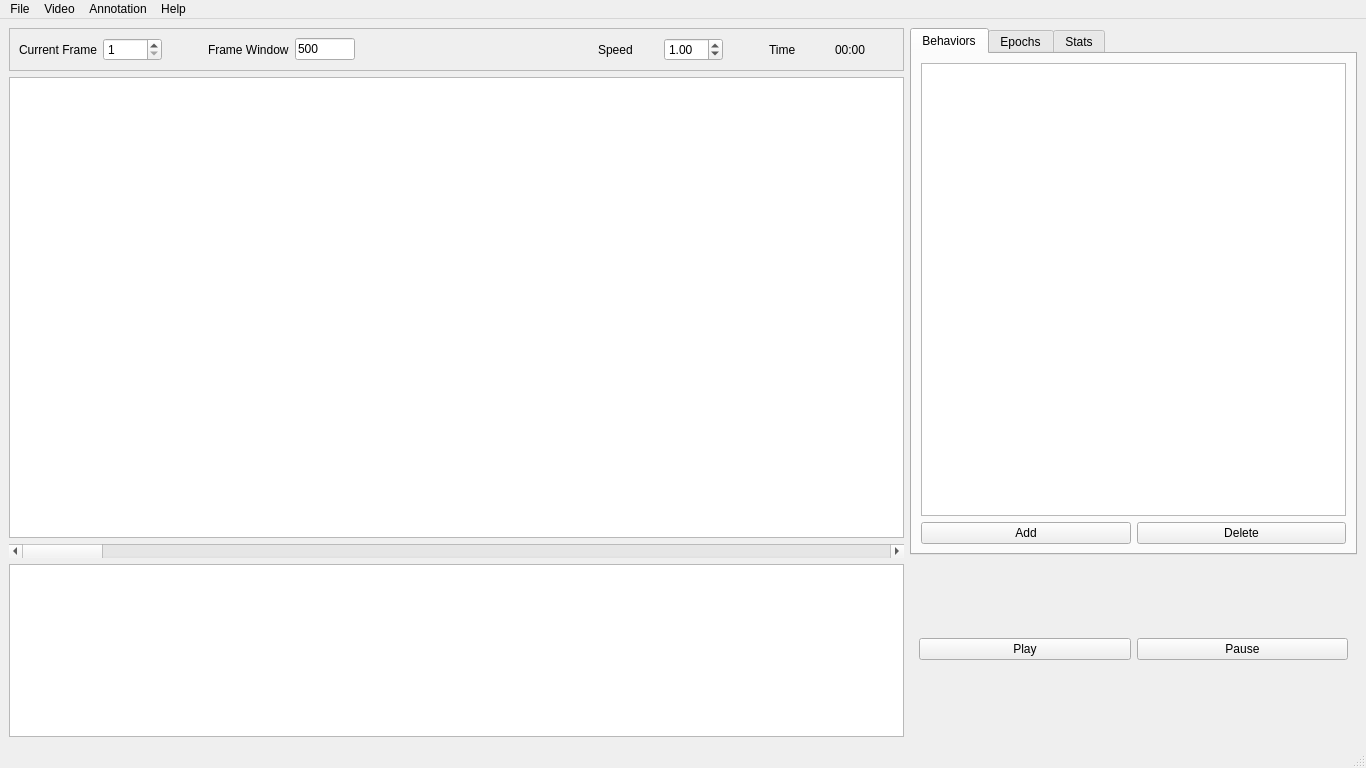
The window that main-window.ui (hsingchien/Bannotator) describes before a commit, drawn with Qt 5.
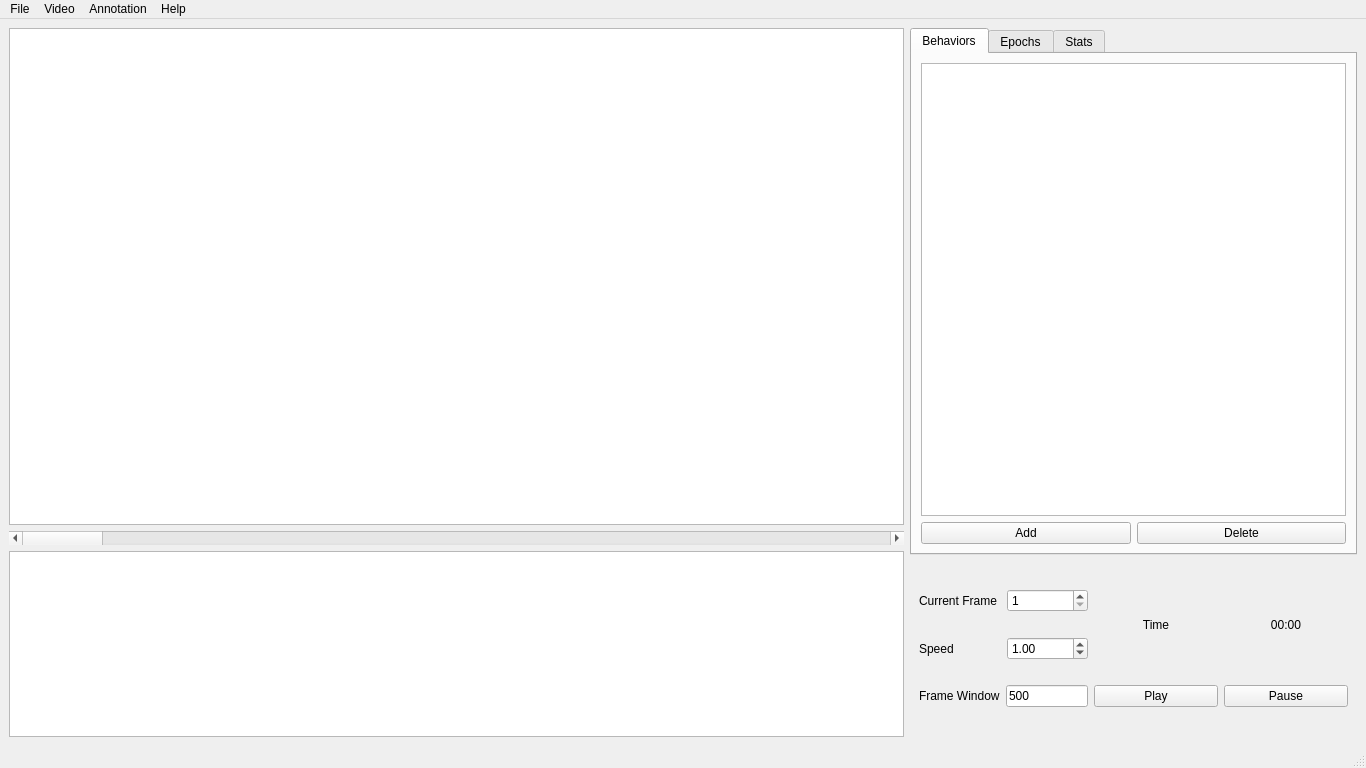
The same window after the commit. Custom widgets are drawn as their Qt base class.

Commit message: customized spinbox behavior

Patch:
```diff
--- a/main-window.ui
+++ b/main-window.ui
@@ -16,135 +16,7 @@
   <widget class="QWidget" name="centralwidget">
    <layout class="QHBoxLayout" name="horizontalLayout_2" stretch="2,1">
     <item>
-     <layout class="QVBoxLayout" name="verticalLayout_4" stretch="1,16,2,6">
-      <item>
-       <widget class="QFrame" name="frame">
-        <property name="frameShape">
-         <enum>QFrame::StyledPanel</enum>
-        </property>
-        <property name="frameShadow">
-         <enum>QFrame::Raised</enum>
-        </property>
-        <layout class="QHBoxLayout" name="horizontalLayout_3" stretch="1,1,0,1,1,4,1,1,0,1,1">
-         <item>
-          <widget class="QLabel" name="label_2">
-           <property name="text">
-            <string>Current Frame</string>
-           </property>
-          </widget>
-         </item>
-         <item>
-          <widget class="QSpinBox" name="curframe_spinBox">
-           <property name="minimum">
-            <number>1</number>
-           </property>
-           <property name="maximum">
-            <number>100</number>
-           </property>
-          </widget>
-         </item>
-         <item>
-          <spacer name="horizontalSpacer_2">
-           <property name="orientation">
-            <enum>Qt::Horizontal</enum>
-           </property>
-           <property name="sizeHint" stdset="0">
-            <size>
-             <width>40</width>
-             <height>20</height>
-            </size>
-           </property>
-          </spacer>
-         </item>
-         <item>
-          <widget class="QLabel" name="label">
-           <property name="text">
-            <string>Frame Window</string>
-           </property>
-          </widget>
-         </item>
-         <item>
-          <widget class="QLineEdit" name="framewindow_lineEdit">
-           <property name="text">
-            <string>500</string>
-           </property>
-           <property name="maxLength">
-            <number>6</number>
-           </property>
-          </widget>
-         </item>
-         <item>
-          <spacer name="horizontalSpacer">
-           <property name="orientation">
-            <enum>Qt::Horizontal</enum>
-           </property>
-           <property name="sizeHint" stdset="0">
-            <size>
-             <width>40</width>
-             <height>20</height>
-            </size>
-           </property>
-          </spacer>
-         </item>
-         <item>
-          <widget class="QLabel" name="label_3">
-           <property name="text">
-            <string>Speed</string>
-           </property>
-          </widget>
-         </item>
-         <item>
-          <widget class="QDoubleSpinBox" name="speed_doubleSpinBox">
-           <property name="singleStep">
-            <double>0.500000000000000</double>
-           </property>
-           <property name="value">
-            <double>1.000000000000000</double>
-           </property>
-          </widget>
-         </item>
-         <item>
-          <spacer name="horizontalSpacer_3">
-           <property name="orientation">
-            <enum>Qt::Horizontal</enum>
-           </property>
-           <property name="sizeHint" stdset="0">
-            <size>
-             <width>40</width>
-             <height>20</height>
-            </size>
-           </property>
-          </spacer>
-         </item>
-         <item>
-          <widget class="QLabel" name="label_4">
-           <property name="text">
-            <string>Time</string>
-           </property>
-           <property name="textFormat">
-            <enum>Qt::PlainText</enum>
-           </property>
-           <property name="scaledContents">
-            <bool>false</bool>
-           </property>
-           <property name="textInteractionFlags">
-            <set>Qt::NoTextInteraction</set>
-           </property>
-          </widget>
-         </item>
-         <item>
-          <widget class="QLabel" name="time_label">
-           <property name="text">
-            <string>00:00</string>
-           </property>
-           <property name="textFormat">
-            <enum>Qt::PlainText</enum>
-           </property>
-          </widget>
-         </item>
-        </layout>
-       </widget>
-      </item>
+     <layout class="QVBoxLayout" name="verticalLayout_4" stretch="16,2,6">
       <item>
        <widget class="QGraphicsView" name="vid1_view"/>
       </item>
@@ -242,20 +114,133 @@
         </property>
         <widget class="QWidget" name="control_panel"/>
         <widget class="QWidget" name="stat_panel">
-         <layout class="QHBoxLayout" name="horizontalLayout_4">
+         <layout class="QHBoxLayout" name="horizontalLayout_8">
           <item>
-           <widget class="QPushButton" name="play_button">
-            <property name="text">
-             <string>Play</string>
-            </property>
-           </widget>
-          </item>
-          <item>
-           <widget class="QPushButton" name="pause_button">
-            <property name="text">
-             <string>Pause</string>
-            </property>
-           </widget>
+           <layout class="QGridLayout" name="gridLayout" columnstretch="2,3" columnminimumwidth="0,0">
+            <item row="2" column="1">
+             <layout class="QHBoxLayout" name="horizontalLayout_7">
+              <item>
+               <widget class="QPushButton" name="play_button">
+                <property name="text">
+                 <string>Play</string>
+                </property>
+               </widget>
+              </item>
+              <item>
+               <widget class="QPushButton" name="pause_button">
+                <property name="text">
+                 <string>Pause</string>
+                </property>
+               </widget>
+              </item>
+             </layout>
+            </item>
+            <item row="0" column="0">
+             <layout class="QHBoxLayout" name="horizontalLayout_4">
+              <item>
+               <widget class="QLabel" name="label_2">
+                <property name="text">
+                 <string>Current Frame</string>
+                </property>
+               </widget>
+              </item>
+              <item>
+               <widget class="QSpinBox" name="curframe_spinBox">
+                <property name="minimum">
+                 <number>1</number>
+                </property>
+                <property name="maximum">
+                 <number>100</number>
+                </property>
+               </widget>
+              </item>
+             </layout>
+            </item>
+            <item row="0" column="1" rowspan="2">
+             <layout class="QHBoxLayout" name="horizontalLayout_3">
+              <item>
+               <widget class="QLabel" name="label_4">
+                <property name="text">
+                 <string>Time</string>
+                </property>
+                <property name="textFormat">
+                 <enum>Qt::PlainText</enum>
+                </property>
+                <property name="scaledContents">
+                 <bool>false</bool>
+                </property>
+                <property name="alignment">
+                 <set>Qt::AlignCenter</set>
+                </property>
+                <property name="textInteractionFlags">
+                 <set>Qt::NoTextInteraction</set>
+                </property>
+               </widget>
+              </item>
+              <item>
+               <widget class="QLabel" name="time_label">
+                <property name="text">
+                 <string>00:00</string>
+                </property>
+                <property name="textFormat">
+                 <enum>Qt::MarkdownText</enum>
+                </property>
+                <property name="alignment">
+                 <set>Qt::AlignCenter</set>
+                </property>
+               </widget>
+              </item>
+             </layout>
+            </item>
+            <item row="2" column="0">
+             <layout class="QHBoxLayout" name="horizontalLayout_6">
+              <item>
+               <widget class="QLabel" name="label">
+                <property name="text">
+                 <string>Frame Window</string>
+                </property>
+               </widget>
+              </item>
+              <item>
+               <widget class="QLineEdit" name="framewindow_lineEdit">
+                <property name="text">
+                 <string>500</string>
+                </property>
+                <property name="maxLength">
+                 <number>6</number>
+                </property>
+               </widget>
+              </item>
+             </layout>
+            </item>
+            <item row="1" column="0">
+             <layout class="QHBoxLayout" name="horizontalLayout_5">
+              <item>
+               <widget class="QLabel" name="label_3">
+                <property name="text">
+                 <string>Speed</string>
+                </property>
+               </widget>
+              </item>
+              <item>
+               <widget class="PlaySpeedSpinBox" name="speed_doubleSpinBox">
+                <property name="minimum">
+                 <double>-10.000000000000000</double>
+                </property>
+                <property name="maximum">
+                 <double>10.000000000000000</double>
+                </property>
+                <property name="singleStep">
+                 <double>0.100000000000000</double>
+                </property>
+                <property name="value">
+                 <double>1.000000000000000</double>
+                </property>
+               </widget>
+              </item>
+             </layout>
+            </item>
+           </layout>
           </item>
          </layout>
         </widget>
@@ -338,6 +323,13 @@
    </property>
   </action>
  </widget>
+ <customwidgets>
+  <customwidget>
+   <class>PlaySpeedSpinBox</class>
+   <extends>QDoubleSpinBox</extends>
+   <header>widgets</header>
+  </customwidget>
+ </customwidgets>
  <resources/>
  <connections/>
 </ui>
```
The commit also changes 3 other files.
